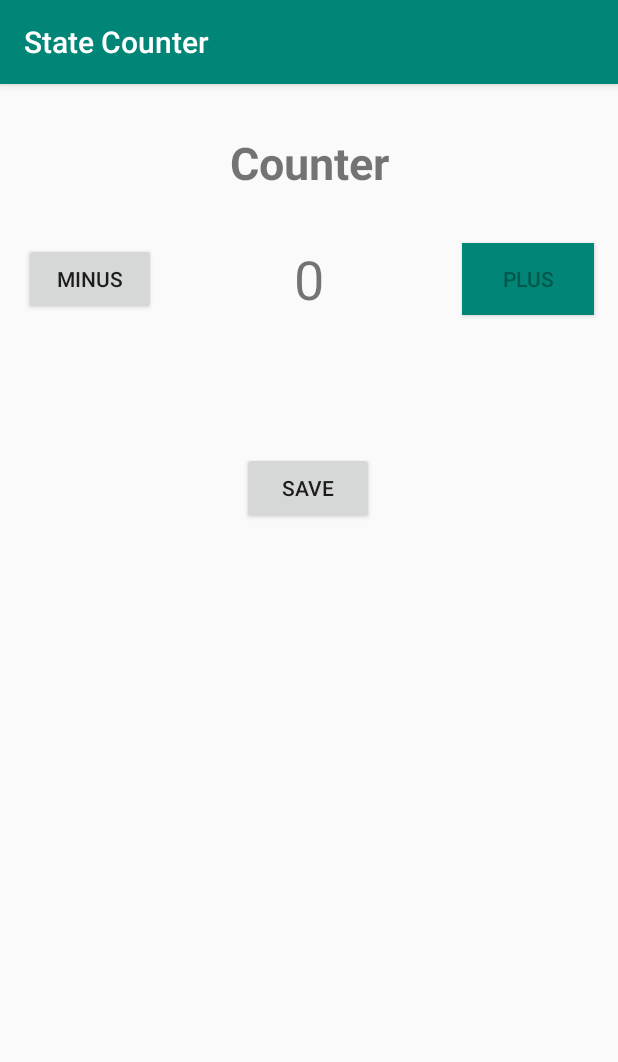
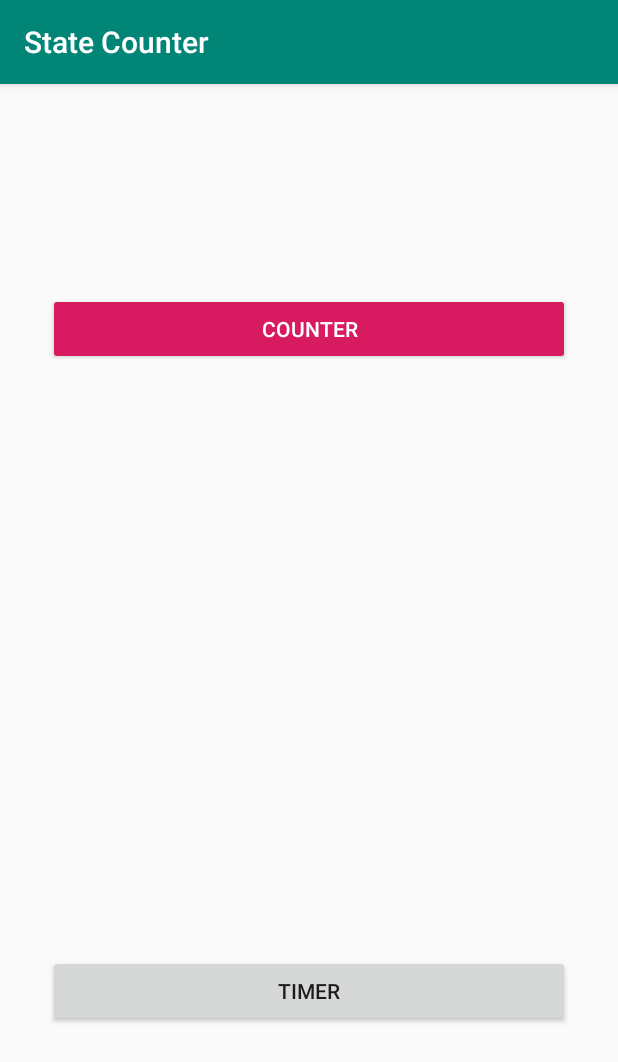
Before and after one commit to wpanas/StateCounter, an Android app: the screen it shows after launch (MainActivity), on a phone screen of 412 x 824 dp. Shown: the top 1062 px of the screen. Run offline under Robolectric (Android 15) with nearby library versions, the phone set to English and light mode, and no system bars; our stand-ins replace Dagger/Hilt's generated code.

Commit message:
Move content from MainActivity to CounterActivity

```diff
--- a/app/src/main/java/com/github/wpanas/statecounter/MainActivity.kt
+++ b/app/src/main/java/com/github/wpanas/statecounter/MainActivity.kt
@@ -1,86 +1,30 @@
 package com.github.wpanas.statecounter
 
+import android.content.Intent
 import android.os.Bundle
 import android.view.View
-import androidx.appcompat.app.AlertDialog
-import androidx.fragment.app.Fragment
-import androidx.lifecycle.Observer
-import androidx.lifecycle.ViewModelProviders
-import androidx.recyclerview.widget.LinearLayoutManager
-import androidx.recyclerview.widget.RecyclerView
-import com.github.wpanas.statecounter.action.Action
-import com.github.wpanas.statecounter.action.ActionItemAdapter
-import com.github.wpanas.statecounter.action.ActionViewModel
-import com.github.wpanas.statecounter.counter.CounterChanger
-import com.github.wpanas.statecounter.counter.CounterViewModel
-import com.github.wpanas.statecounter.infra.ItemClickListener
+import com.github.wpanas.statecounter.counter.CounterActivity
+import com.github.wpanas.statecounter.timer.TimerActivity
 import dagger.android.AndroidInjection
-import dagger.android.AndroidInjector
-import dagger.android.DispatchingAndroidInjector
 import dagger.android.support.DaggerAppCompatActivity
-import javax.inject.Inject
 
-class MainActivity : DaggerAppCompatActivity(), ItemClickListener, CounterChanger {
-    @Inject
-    lateinit var fragmentDispatchingAndroidInjector: DispatchingAndroidInjector<Fragment>
-
-    @Inject
-    lateinit var actionViewModelFactory: ActionViewModel.Factory
-
-    @Inject
-    lateinit var counterViewModel: CounterViewModel
-
-    private val actionViewModel: ActionViewModel by lazy {
-        return@lazy ViewModelProviders.of(this, actionViewModelFactory).get(ActionViewModel::class.java)
-    }
+class MainActivity : DaggerAppCompatActivity() {
 
     override fun onCreate(savedInstanceState: Bundle?) {
         AndroidInjection.inject(this)
         super.onCreate(savedInstanceState)
         setContentView(R.layout.activity_main)
-
-        initRecyclerView()
     }
 
-    private fun initRecyclerView() {
-        val recyclerView = findViewById<RecyclerView>(R.id.action_recycler)
-        val actionItemAdapter = ActionItemAdapter(this)
-        recyclerView.apply {
-            adapter = actionItemAdapter
-            layoutManager = LinearLayoutManager(this@MainActivity)
-        }
-
-        actionViewModel.allActions.observe(this, Observer {
-            actionItemAdapter.setData(it)
-        })
+    @Suppress("UNUSED_PARAMETER")
+    fun goToCounter(view: View) {
+        val intent = Intent(this, CounterActivity::class.java)
+        startActivity(intent)
     }
 
-    override fun onItemClicked(view: View, position: Int) {
-        val action = actionViewModel.allActions.value?.get(position)
-
-        if (action != null) {
-            AlertDialog.Builder(this).apply {
-                setTitle(getString(R.string.delete_state_confirmation, action.value))
-                setPositiveButton(android.R.string.yes) { _, _ ->
-                    actionViewModel.delete(action)
-                }
-                setNegativeButton(android.R.string.no, null)
-                show()
-            }
-        }
+    @Suppress("UNUSED_PARAMETER")
+    fun goToTimer(view: View) {
+        val intent = Intent(this, TimerActivity::class.java)
+        startActivity(intent)
     }
-
-    override fun incrementState(view: View) {
-        counterViewModel.increment()
-    }
-
-    override fun decrementState(view: View) {
-        counterViewModel.decrement()
-    }
-
-    override fun saveState(view: View) {
-        actionViewModel.save(Action.of(counterViewModel.counter.value ?: 0))
-    }
-
-    override fun supportFragmentInjector(): AndroidInjector<Fragment> = fragmentDispatchingAndroidInjector
 }
--- a/app/src/main/java/com/github/wpanas/statecounter/action/ActionItemAdapter.kt
+++ b/app/src/main/java/com/github/wpanas/statecounter/action/ActionItemAdapter.kt
@@ -5,16 +5,16 @@ import android.view.View
 import android.view.ViewGroup
 import androidx.recyclerview.widget.RecyclerView
 import com.github.wpanas.statecounter.R
-import com.github.wpanas.statecounter.infra.ItemClickListener
 import kotlinx.android.synthetic.main.action_item.view.*
 
-class ActionItemAdapter(private val itemClickListener: ItemClickListener) : RecyclerView.Adapter<ActionItemAdapter.ActionHolder>() {
+class ActionItemAdapter(private val actionClickListener: ActionClickListener) :
+    RecyclerView.Adapter<ActionItemAdapter.ActionHolder>() {
     private var actions: List<Action> = emptyList()
 
     override fun onBindViewHolder(holder: ActionHolder, position: Int) {
         holder.itemView.action_item_text.text = actions[position].value.toString()
         holder.itemView.action_item_card.setOnClickListener {
-            itemClickListener.onItemClicked(it, position)
+            actionClickListener.onItemClicked(it, position)
         }
     }
 
--- a/app/src/main/java/com/github/wpanas/statecounter/infra/ItemClickListener.kt
+++ /dev/null
@@ -1,7 +0,0 @@
-package com.github.wpanas.statecounter.infra
-
-import android.view.View
-
-interface ItemClickListener {
-    fun onItemClicked(view: View, position: Int)
-}
--- a/app/src/main/res/layout/activity_main.xml
+++ b/app/src/main/res/layout/activity_main.xml
@@ -6,17 +6,24 @@
         android:layout_width="match_parent"
         android:layout_height="match_parent"
         tools:context=".MainActivity">
-    <androidx.recyclerview.widget.RecyclerView
+
+    <Button
+            android:text="@string/counter"
             android:layout_width="0dp"
-            app:layout_constraintEnd_toEndOf="parent" app:layout_constraintStart_toStartOf="parent"
-            tools:listitem="@layout/action_item" android:clipToPadding="false" android:id="@+id/action_recycler"
-            app:layout_constraintBottom_toBottomOf="parent" android:layout_height="0dp"
-            android:layout_marginTop="16dp" app:layout_constraintTop_toBottomOf="@+id/fragment"/>
-    <fragment
+            android:layout_height="wrap_content"
+            app:layout_constraintStart_toStartOf="parent" app:layout_constraintEnd_toEndOf="parent"
+            android:id="@+id/counter_activity_link" android:layout_marginTop="32dp"
+            app:layout_constraintTop_toTopOf="parent"
+            style="@style/Widget.AppCompat.Button.Colored" android:layout_marginBottom="286dp"
+            app:layout_constraintBottom_toTopOf="@+id/timer_activity_link" android:layout_marginStart="32dp"
+            android:layout_marginEnd="32dp" android:onClick="goToCounter"/>
+    <Button
+            android:text="@string/timer"
             android:layout_width="0dp"
-            android:layout_height="0dp"
-            app:layout_constraintTop_toTopOf="parent" app:layout_constraintStart_toStartOf="parent"
-            app:layout_constraintEnd_toEndOf="parent"
-            app:layout_constraintBottom_toTopOf="@+id/action_recycler"
-            android:name="com.github.wpanas.statecounter.counter.CounterFragment" android:id="@+id/fragment"/>
+            android:layout_height="wrap_content"
+            app:layout_constraintStart_toStartOf="parent" app:layout_constraintEnd_toEndOf="parent"
+            android:id="@+id/timer_activity_link"
+            app:layout_constraintTop_toBottomOf="@+id/counter_activity_link" android:layout_marginBottom="32dp"
+            app:layout_constraintBottom_toBottomOf="parent" style="@android:style/Widget.DeviceDefault.Button"
+            android:layout_marginEnd="32dp" android:layout_marginStart="32dp" android:onClick="goToTimer"/>
 </androidx.constraintlayout.widget.ConstraintLayout>
--- a/app/src/main/res/values/strings.xml
+++ b/app/src/main/res/values/strings.xml
@@ -6,7 +6,7 @@
     <string name="counter">Counter</string>
     <string name="save_state">Save</string>
     <string name="delete_state_confirmation">Do you want to delete %d?</string>
+    <string name="timer">Timer</string>
 
     <!-- TODO: Remove or change this placeholder text -->
-    <string name="hello_blank_fragment">Hello blank fragment</string>
 </resources>
```
Also changed, not shown: app/src/main/AndroidManifest.xml (+8 -4 lines), app/src/main/java/com/github/wpanas/statecounter/action/ActionClickListener.kt (added, +7 -0 lines), app/src/main/java/com/github/wpanas/statecounter/counter/CounterActivity.kt (added, +75 -0 lines), app/src/main/java/com/github/wpanas/statecounter/infra/di/ActivitiesBuilder.kt (+9 -2 lines), app/src/main/java/com/github/wpanas/statecounter/main/MainActivityModule.kt (deleted, +0 -8 lines), app/src/main/res/layout/activity_counter.xml (added, +22 -0 lines), 1 other file.
